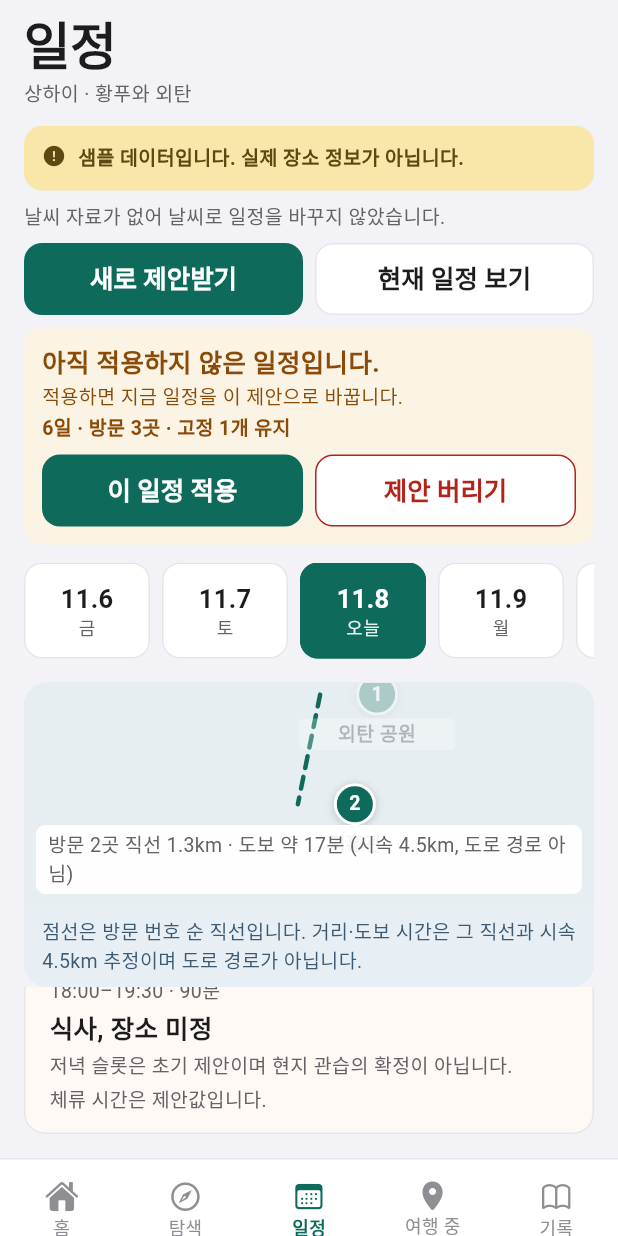
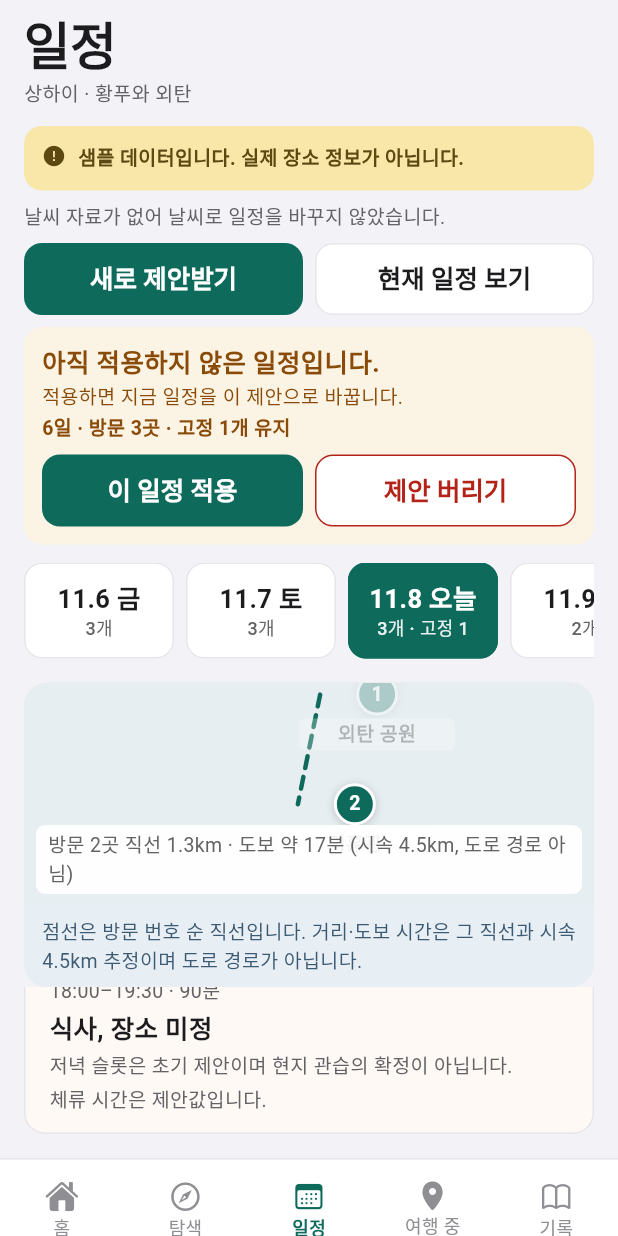
Before and after one commit to hyunu/trip_weaver, a Flutter app: the screen it shows after launch, item 3 of the bottom bar chosen, scrolled down 576 dp, after a tap on "새로 제안받기", on a phone screen of 412 x 824 dp. Run offline on Flutter 3.47's test engine with Material 3 defaults, Android fonts, the phone set to English and light mode, and no system bars; Roboto replaces fonts that are missing (Pretendard).

Commit message:
날짜 칩에 항목·고정 수를 보이고, 제안에서 뺀 항목을 새 제안에 다시 넣지 않는다
Co-authored-by: xion34 <xion34@gmail.com>

```diff
--- a/lib/logic/propose.dart
+++ b/lib/logic/propose.dart
@@ -14,6 +14,56 @@ int proposedDwell(PlaceCategory category) {
   }
 }
 
+/// What the user took out of a proposal under review, so asking again does
+/// not bring it back. Stays are dropped by place everywhere; meals, rests and
+/// gaps by their slot on that date.
+class ProposalExclusions {
+  ProposalExclusions({Set<String>? itemIds, Set<String>? placeIds, Set<String>? slots})
+    : itemIds = itemIds ?? <String>{},
+      placeIds = placeIds ?? <String>{},
+      slots = slots ?? <String>{};
+
+  final Set<String> itemIds;
+  final Set<String> placeIds;
+  final Set<String> slots;
+
+  bool get isEmpty => itemIds.isEmpty && placeIds.isEmpty && slots.isEmpty;
+  int get count => itemIds.length;
+
+  void record(PlanItem item, DateTime date) {
+    if (item.kind == ItemKind.move) return;
+    itemIds.add(item.id);
+    if (item.kind == ItemKind.stay && item.placeId != null) placeIds.add(item.placeId!);
+    final slot = slotOf(item);
+    if (slot != null) slots.add(slotKey(date, slot));
+  }
+
+  bool skips(PlanItem item) {
+    if (itemIds.contains(item.id)) return true;
+    if (item.kind == ItemKind.stay && placeIds.contains(item.placeId)) return true;
+    final slot = slotOf(item);
+    return slot != null && item.start != null && skipsSlot(item.start!, slot);
+  }
+
+  bool skipsSlot(DateTime date, String slot) => slots.contains(slotKey(date, slot));
+
+  static String? slotOf(PlanItem item) {
+    switch (item.kind) {
+      case ItemKind.meal:
+        return item.start != null && item.start!.hour >= 16 ? 'dinner' : 'lunch';
+      case ItemKind.rest:
+        return 'rest';
+      case ItemKind.gap:
+        return 'gap';
+      case ItemKind.move:
+      case ItemKind.stay:
+        return null;
+    }
+  }
+
+  static String slotKey(DateTime date, String slot) => '${date.year}-${date.month}-${date.day}/$slot';
+}
+
 const _moveMinutes = 15;
 const _mealMinutes = 90;
 
@@ -21,10 +71,13 @@ const _mealMinutes = 90;
 /// their time; generated items are fitted around them and their places are
 /// not proposed again. Selected places are spread over the city's days
 /// instead of repeating on every day.
-List<DayPlan>? proposeItinerary(Trip trip, List<Place> places, {List<DayPlan> pinnedFrom = const []}) {
+List<DayPlan>? proposeItinerary(Trip trip, List<Place> places, {List<DayPlan> pinnedFrom = const [], ProposalExclusions? exclude}) {
   if (trip.cities.isEmpty) return null;
+  final skip = exclude ?? ProposalExclusions();
   final dates = tripDays(trip);
-  final pinsByDate = {for (final date in dates) date: pinnedOn(pinnedFrom, date).map((item) => item.clone()).toList()};
+  final pinsByDate = {
+    for (final date in dates) date: pinnedOn(pinnedFrom, date).where((item) => !skip.skips(item)).map((item) => item.clone()).toList(),
+  };
   final pinnedPlaceIds = {
     for (final pins in pinsByDate.values)
       for (final pin in pins)
@@ -46,7 +99,7 @@ List<DayPlan>? proposeItinerary(Trip trip, List<Place> places, {List<DayPlan> pi
   for (final city in trip.cities) {
     final cityDates = dates.where((date) => trip.cityOn(date)?.id == city.id).toList();
     if (cityDates.isEmpty) continue;
-    final selected = _selectedIn(trip, places, city).where((place) => !pinnedPlaceIds.contains(place.id)).toList();
+    final selected = _selectedIn(trip, places, city).where((place) => !pinnedPlaceIds.contains(place.id) && !skip.placeIds.contains(place.id)).toList();
     final visits = selected.where((place) => place.category != PlaceCategory.restaurant).toList();
     final restaurants = selected.where((place) => place.category == PlaceCategory.restaurant).toList();
     final perDay = (visits.length / cityDates.length).ceil();
@@ -66,6 +119,7 @@ List<DayPlan>? proposeItinerary(Trip trip, List<Place> places, {List<DayPlan> pi
           day: date,
           pins: pinsByDate[date]!,
           nextId: () => nextId(date),
+          skipsSlot: (slot) => skip.skipsSlot(date, slot),
         ).build(trip.cityOn(date), visitsByDate[date] ?? const [], restaurantByDate[date]),
       ),
   ];
@@ -84,11 +138,12 @@ List<Place> _selectedIn(Trip trip, List<Place> places, City city) {
 }
 
 class _DayBuilder {
-  _DayBuilder({required this.day, required this.pins, required this.nextId}) : cursor = DateTime(day.year, day.month, day.day, 9);
+  _DayBuilder({required this.day, required this.pins, required this.nextId, required this.skipsSlot}) : cursor = DateTime(day.year, day.month, day.day, 9);
 
   final DateTime day;
   final List<PlanItem> pins;
   final String Function() nextId;
+  final bool Function(String slot) skipsSlot;
   final generated = <PlanItem>[];
   DateTime cursor;
 
@@ -96,6 +151,7 @@ class _DayBuilder {
 
   List<PlanItem> build(City? city, List<Place> visits, Place? restaurant) {
     if (city == null) {
+      if (skipsSlot('gap')) return _merged();
       generated.add(
         PlanItem(
           id: nextId(),
@@ -109,7 +165,7 @@ class _DayBuilder {
       return _merged();
     }
     if (!city.coordinateConfirmed) {
-      if (!_pinnedMeal(lunch: true)) {
+      if (!_pinnedMeal(lunch: true) && !skipsSlot('lunch')) {
         final start = _fit(at(12), _mealMinutes);
         generated.add(
           PlanItem(
@@ -127,7 +183,7 @@ class _DayBuilder {
       return _merged();
     }
 
-    var lunchPlaced = _pinnedMeal(lunch: true);
+    var lunchPlaced = _pinnedMeal(lunch: true) || skipsSlot('lunch');
     void addLunch() {
       if (lunchPlaced) return;
       lunchPlaced = true;
@@ -176,7 +232,7 @@ class _DayBuilder {
     addLunch();
 
     final busy = [...generated, ...pins].where((item) => visitKinds.contains(item.kind) && item.start != null && !item.start!.isAfter(cursor)).length;
-    if (busy >= 3) {
+    if (busy >= 3 && !skipsSlot('rest')) {
       _place(
         minutes: 30,
         from: cursor,
@@ -191,7 +247,7 @@ class _DayBuilder {
         ),
       );
     }
-    if (!_pinnedMeal(lunch: false)) {
+    if (!_pinnedMeal(lunch: false) && !skipsSlot('dinner')) {
       _place(
         minutes: _mealMinutes,
         from: cursor.isAfter(at(18)) ? cursor : at(18),
--- a/lib/logic/schedule.dart
+++ b/lib/logic/schedule.dart
@@ -165,3 +165,10 @@ ProposalSummary summarizeProposal(List<DayPlan> days) {
   }
   return ProposalSummary(days: days.length, visits: visits, pinned: pinned, emptyDays: emptyDays);
 }
+
+/// Items other than moves, and how many of them are pinned, for a date chip.
+({int items, int pinned}) dayCounts(DayPlan? day) {
+  if (day == null) return (items: 0, pinned: 0);
+  final items = day.items.where((item) => item.kind != ItemKind.move).toList();
+  return (items: items.length, pinned: items.where((item) => item.locked).length);
+}
--- a/lib/screens/itinerary_screen.dart
+++ b/lib/screens/itinerary_screen.dart
@@ -136,6 +136,7 @@ class _ItineraryHeader extends StatelessWidget {
     final controller = TripScope.of(context);
     final reviewing = controller.reviewingProposal;
     final summary = trip.proposalDays == null ? null : summarizeProposal(trip.proposalDays!);
+    final excluded = controller.excludedCount(trip);
     return Padding(
       padding: const EdgeInsets.fromLTRB(16, 0, 16, 0),
       child: Column(
@@ -212,6 +213,22 @@ class _ItineraryHeader extends StatelessWidget {
                         style: AppType.footnote.copyWith(color: AppColors.warningFg),
                       ),
                   ],
+                  if (excluded > 0) ...[
+                    const SizedBox(height: AppSpace.xxs),
+                    Text(
+                      '제안에서 뺀 항목 $excluded개는 새로 제안받아도 다시 넣지 않습니다.',
+                      key: const Key('proposal-excluded'),
+                      style: AppType.footnote.copyWith(color: AppColors.warningFg),
+                    ),
+                    Align(
+                      alignment: Alignment.centerLeft,
+                      child: TextButton(
+                        key: const Key('restore-excluded'),
+                        onPressed: controller.offline ? null : controller.restoreExcluded,
+                        child: const Text('뺀 항목 되살려 다시 제안받기'),
+                      ),
+                    ),
+                  ],
                   const SizedBox(height: AppSpace.xs),
                   Row(
                     children: [
@@ -256,6 +273,13 @@ Future<void> _confirmDiscard(BuildContext context, TripController controller) {
   );
 }
 
+String _countNote(DayPlan? day, {required bool short}) {
+  final counts = dayCounts(day);
+  if (counts.items == 0) return '일정 없음';
+  final base = short ? '${counts.items}개' : '일정 ${counts.items}개';
+  return counts.pinned == 0 ? base : '$base · 고정 ${counts.pinned}';
+}
+
 class _DateChips extends StatelessWidget {
   const _DateChips({required this.trip});
 
@@ -276,10 +300,11 @@ class _DateChips extends StatelessWidget {
           final selected = sameDay(day, controller.planDate(trip));
           final today = sameDay(day, controller.now);
           return DateToken(
-            label: '${day.month}.${day.day}',
-            note: today ? '오늘' : weekdayKo(day),
+            key: Key('date-chip-${day.month}-${day.day}'),
+            label: '${day.month}.${day.day} ${today ? '오늘' : weekdayKo(day)}',
+            note: _countNote(dayFor(controller.visibleDays(trip), day), short: true),
             selected: selected,
-            width: 84,
+            width: 100,
             onTap: () => controller.selectDate(day),
           );
         },
@@ -305,8 +330,9 @@ class _DateColumn extends StatelessWidget {
         final selected = sameDay(day, controller.planDate(trip));
         final today = sameDay(day, controller.now);
         return DateRailTile(
+          key: Key('date-rail-${day.month}-${day.day}'),
           label: formatMonthDay(day),
-          note: today ? '${weekdayKo(day)} · 오늘' : weekdayKo(day),
+          note: '${today ? '${weekdayKo(day)} · 오늘' : weekdayKo(day)} · ${_countNote(dayFor(controller.visibleDays(trip), day), short: false)}',
           selected: selected,
           onTap: () => controller.selectDate(day),
         );
@@ -433,7 +459,7 @@ class ItemFacts extends StatelessWidget {
       builder: (dialogContext) {
         return AlertDialog(
           title: Text('‘${item.title}’ 항목을 ${proposal ? '제안에서 뺄까요?' : '일정에서 삭제할까요?'}', style: AppType.headline),
-          content: Text(proposal ? '적용하지 않은 제안에서만 빠집니다.' : '이 날짜의 일정에서 지워집니다. 되돌릴 수 없습니다.', style: AppType.body),
+          content: Text(proposal ? '적용하지 않은 제안에서만 빠집니다. 새로 제안받아도 다시 넣지 않습니다.' : '이 날짜의 일정에서 지워집니다. 되돌릴 수 없습니다.', style: AppType.body),
           actions: [
             TextButton(onPressed: () => Navigator.pop(dialogContext), child: const Text('취소')),
             TextButton(
--- a/lib/state/trip_controller.dart
+++ b/lib/state/trip_controller.dart
@@ -53,6 +53,7 @@ class TripController extends ChangeNotifier {
   final Map<String, List<GeoCandidate>> cityCandidates = {};
   final Set<String> relocatingCityIds = {};
   final Map<String, double> scrollOffsets = {};
+  final Map<String, ProposalExclusions> _proposalExclusions = {};
   final JournalBook journal = JournalBook();
   int _seq = 100;
   final TripStore? _store;
@@ -300,6 +301,11 @@ class TripController extends ChangeNotifier {
     final days = reviewingProposal ? trip.proposalDays : trip.activeDays;
     if (days == null) return;
     for (final day in days) {
+      if (reviewingProposal) {
+        for (final item in day.items.where((item) => item.id == itemId)) {
+          _proposalExclusions.putIfAbsent(trip.id, ProposalExclusions.new).record(item, day.date);
+        }
+      }
       day.items.removeWhere((item) => item.id == itemId);
     }
     if (selectedItemId == itemId) {
@@ -321,6 +327,15 @@ class TripController extends ChangeNotifier {
       }
     }
     return null;
+  }
+
+  /// Items removed from the proposal under review; asking again leaves them out.
+  int excludedCount(Trip trip) => _proposalExclusions[trip.id]?.count ?? 0;
+
+  void restoreExcluded() {
+    final trip = current;
+    if (trip == null || _proposalExclusions.remove(trip.id) == null) return;
+    requestItinerary();
   }
 
   PlanItem? selectedItem() => selectedItemId == null ? null : _findItem(selectedItemId!);
@@ -355,6 +370,7 @@ class TripController extends ChangeNotifier {
     if (trip?.proposalDays == null) return;
     trip!.activeDays = trip.proposalDays!.map((day) => day.clone()).toList();
     trip.proposalDays = null;
+    _proposalExclusions.remove(trip.id);
     reviewingProposal = false;
     selectedItemId = null;
     itineraryPushed = false;
@@ -367,6 +383,7 @@ class TripController extends ChangeNotifier {
     final trip = current;
     if (trip == null || trip.proposalDays == null) return;
     trip.proposalDays = null;
+    _proposalExclusions.remove(trip.id);
     reviewingProposal = false;
     selectedItemId = null;
     itineraryPushed = false;
@@ -391,7 +408,7 @@ class TripController extends ChangeNotifier {
     }
     final viewing = visibleDays(trip);
     final pins = mergePins([viewing, if (!identical(viewing, trip.activeDays)) trip.activeDays, if (trip.proposalDays != null && !identical(viewing, trip.proposalDays)) trip.proposalDays!]);
-    final proposal = proposeItinerary(trip, places, pinnedFrom: pins);
+    final proposal = proposeItinerary(trip, places, pinnedFrom: pins, exclude: _proposalExclusions[trip.id]);
     if (proposal == null) return;
     trip.proposalDays = proposal;
     reviewingProposal = true;
@@ -474,6 +491,7 @@ class TripController extends ChangeNotifier {
 
   void deleteTrip(String id) {
     trips.removeWhere((trip) => trip.id == id);
+    _proposalExclusions.remove(id);
     if (currentTripId == id) {
       currentTripId = null;
       homePushed = false;
```
Also changed, not shown: 1 other file.
